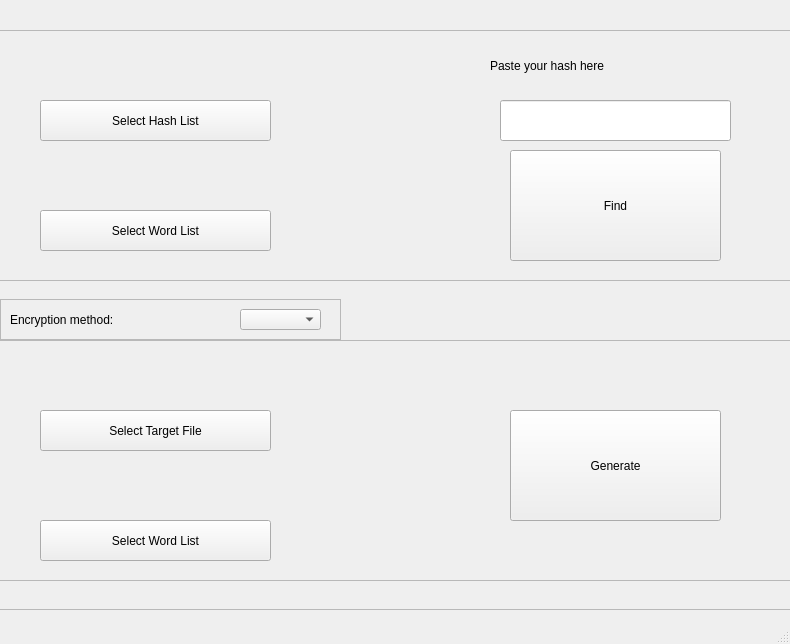
Old version of the form mainwindow.ui in the repository kralloie/shahnagraem.
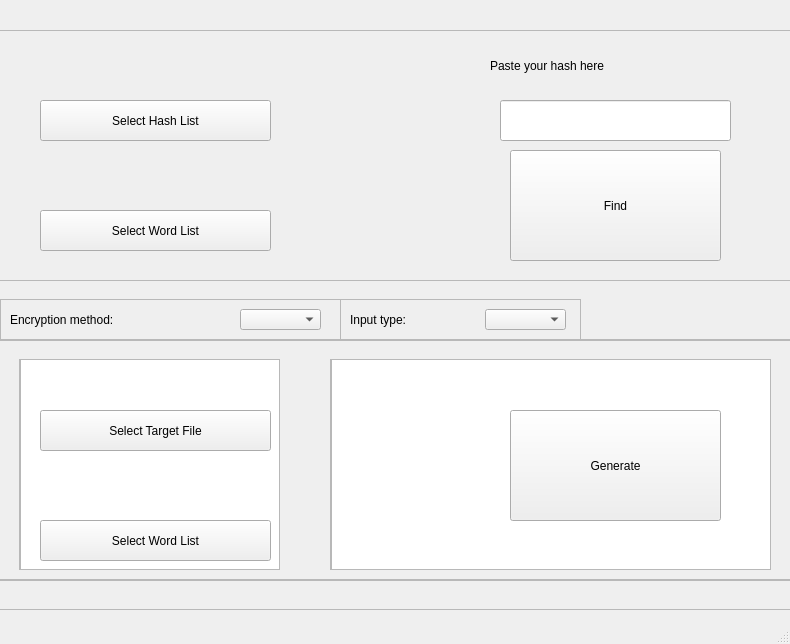
New version of the form. Icons and pictures are not drawn.

The edit to the form file:
```diff
--- a/mainwindow.ui
+++ b/mainwindow.ui
@@ -21,11 +21,14 @@
     <string notr="true"/>
    </property>
    <widget class="QFrame" name="frame_1">
+    <property name="enabled">
+     <bool>true</bool>
+    </property>
     <property name="geometry">
      <rect>
       <x>-10</x>
       <y>340</y>
-      <width>801</width>
+      <width>821</width>
       <height>241</height>
      </rect>
     </property>
@@ -388,6 +391,145 @@
       </property>
      </widget>
     </widget>
+    <widget class="QFrame" name="frame_4">
+     <property name="geometry">
+      <rect>
+       <x>360</x>
+       <y>320</y>
+       <width>241</width>
+       <height>41</height>
+      </rect>
+     </property>
+     <property name="styleSheet">
+      <string notr="true"/>
+     </property>
+     <property name="frameShape">
+      <enum>QFrame::StyledPanel</enum>
+     </property>
+     <property name="frameShadow">
+      <enum>QFrame::Raised</enum>
+     </property>
+     <widget class="QLabel" name="inputModeIndication">
+      <property name="geometry">
+       <rect>
+        <x>10</x>
+        <y>10</y>
+        <width>141</width>
+        <height>21</height>
+       </rect>
+      </property>
+      <property name="styleSheet">
+       <string notr="true"/>
+      </property>
+      <property name="text">
+       <string>Input type:</string>
+      </property>
+     </widget>
+     <widget class="QComboBox" name="inputModeBox">
+      <property name="geometry">
+       <rect>
+        <x>145</x>
+        <y>10</y>
+        <width>81</width>
+        <height>21</height>
+       </rect>
+      </property>
+      <property name="whatsThis">
+       <string>&lt;html&gt;&lt;head/&gt;&lt;body&gt;&lt;p&gt;&lt;br/&gt;&lt;/p&gt;&lt;/body&gt;&lt;/html&gt;</string>
+      </property>
+      <property name="styleSheet">
+       <string notr="true"/>
+      </property>
+      <property name="currentText">
+       <string/>
+      </property>
+     </widget>
+    </widget>
+    <widget class="QFrame" name="frame_5">
+     <property name="geometry">
+      <rect>
+       <x>-10</x>
+       <y>360</y>
+       <width>821</width>
+       <height>241</height>
+      </rect>
+     </property>
+     <property name="styleSheet">
+      <string notr="true"/>
+     </property>
+     <property name="frameShape">
+      <enum>QFrame::StyledPanel</enum>
+     </property>
+     <property name="frameShadow">
+      <enum>QFrame::Raised</enum>
+     </property>
+     <widget class="QScrollArea" name="scrollInput">
+      <property name="geometry">
+       <rect>
+        <x>49</x>
+        <y>20</y>
+        <width>261</width>
+        <height>211</height>
+       </rect>
+      </property>
+      <property name="widgetResizable">
+       <bool>true</bool>
+      </property>
+      <widget class="QWidget" name="scrollAreaWidgetContents">
+       <property name="geometry">
+        <rect>
+         <x>0</x>
+         <y>0</y>
+         <width>259</width>
+         <height>209</height>
+        </rect>
+       </property>
+       <widget class="QPlainTextEdit" name="inputText">
+        <property name="geometry">
+         <rect>
+          <x>0</x>
+          <y>-1</y>
+          <width>261</width>
+          <height>211</height>
+         </rect>
+        </property>
+       </widget>
+      </widget>
+     </widget>
+     <widget class="QScrollArea" name="scrollOutput">
+      <property name="geometry">
+       <rect>
+        <x>360</x>
+        <y>20</y>
+        <width>441</width>
+        <height>211</height>
+       </rect>
+      </property>
+      <property name="widgetResizable">
+       <bool>true</bool>
+      </property>
+      <widget class="QWidget" name="scrollAreaWidgetContents_2">
+       <property name="geometry">
+        <rect>
+         <x>0</x>
+         <y>0</y>
+         <width>439</width>
+         <height>209</height>
+        </rect>
+       </property>
+       <widget class="QPlainTextEdit" name="outputText">
+        <property name="geometry">
+         <rect>
+          <x>0</x>
+          <y>-1</y>
+          <width>441</width>
+          <height>211</height>
+         </rect>
+        </property>
+       </widget>
+      </widget>
+     </widget>
+    </widget>
    </widget>
    <zorder>background_frame</zorder>
    <zorder>frame_1</zorder>
```
Left out of the diff: 2 changed lines with no effect on the pictures.
